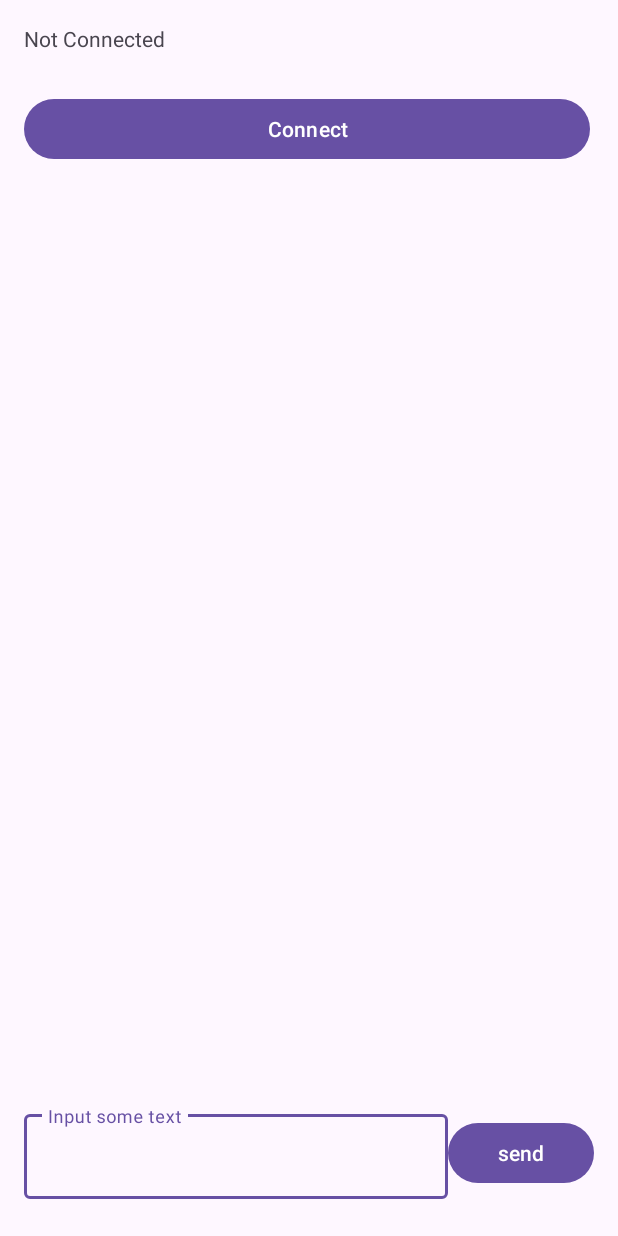
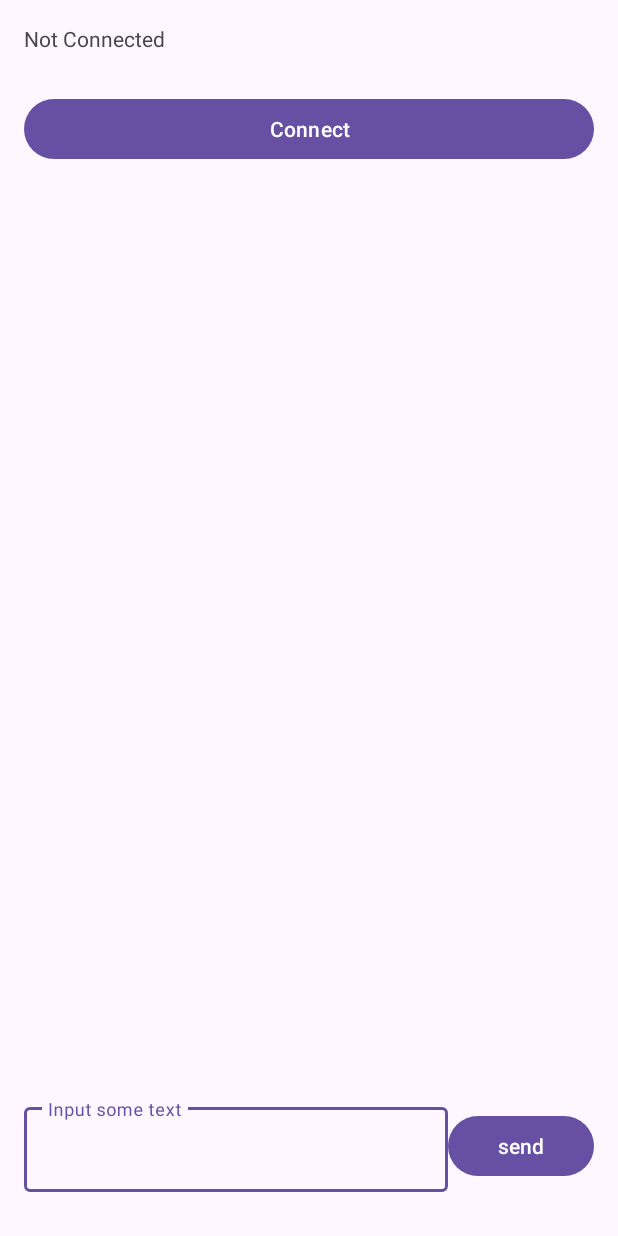
Before and after one commit to jvarghe4/BlueChat, an Android app: the screen it shows after launch (MainActivity), on a phone screen of 412 x 824 dp. Run offline under Robolectric (Android 15) with nearby library versions, the light colour scheme and no system bars.

Commit message:
Layout changes has been made.

```diff
--- a/app/src/main/AndroidManifest.xml
+++ b/app/src/main/AndroidManifest.xml
@@ -22,7 +22,9 @@
         tools:targetApi="31">
         <activity
             android:name=".MainActivity"
-            android:exported="true">
+            android:exported="true"
+
+            android:windowSoftInputMode="adjustPan">
             <intent-filter>
                 <action android:name="android.intent.action.MAIN" />
 
--- a/app/src/main/java/com/chatapp/bluechat/ChatController.java
+++ b/app/src/main/java/com/chatapp/bluechat/ChatController.java
@@ -15,8 +15,6 @@
  */
 
 package com.chatapp.bluechat;
-
-import static com.chatapp.bluechat.MainActivity.REQUEST_CODE_BLUETOOTH;
 
 import android.bluetooth.BluetoothAdapter;
 import android.bluetooth.BluetoothDevice;
--- a/app/src/main/res/layout/activity_main.xml
+++ b/app/src/main/res/layout/activity_main.xml
@@ -1,17 +1,23 @@
 <?xml version="1.0" encoding="utf-8"?>
-<LinearLayout xmlns:android="http://schemas.android.com/apk/res/android"
+<ScrollView xmlns:android="http://schemas.android.com/apk/res/android"
     xmlns:tools="http://schemas.android.com/tools"
+    android:layout_width="match_parent"
+    android:layout_height="match_parent"
+    android:fillViewport="true"
+    android:isScrollContainer="false"
+    android:windowSoftInputMode="adjustResize">
+
+    <LinearLayout
         android:id="@+id/activity_main"
         android:layout_width="match_parent"
-    android:layout_height="match_parent"
+        android:layout_height="wrap_content"
         android:orientation="vertical"
         android:padding="@dimen/activity_horizontal_margin"
         tools:context="com.chatapp.bluechat.MainActivity">
 
         <LinearLayout
-        android:layout_width="377dp"
-        android:layout_height="16dp"
-        android:layout_weight="0.2"
+            android:layout_width="match_parent"
+            android:layout_height="wrap_content"
             android:orientation="vertical">
 
             <TextView
@@ -28,14 +34,12 @@
                 android:text="Connect" />
         </LinearLayout>
 
-
         <ListView
             android:id="@+id/list"
             android:layout_width="match_parent"
             android:layout_height="0dp"
             android:layout_weight="0.7"
             android:background="#00FFFFFF" />
-
 
         <LinearLayout
             android:layout_width="match_parent"
@@ -66,8 +70,5 @@
                 android:visibility="visible"
                 tools:visibility="visible" />
         </LinearLayout>
-
-
-
-
     </LinearLayout>
+</ScrollView>
```
Lines whose indentation alone changed are shown as unchanged.
